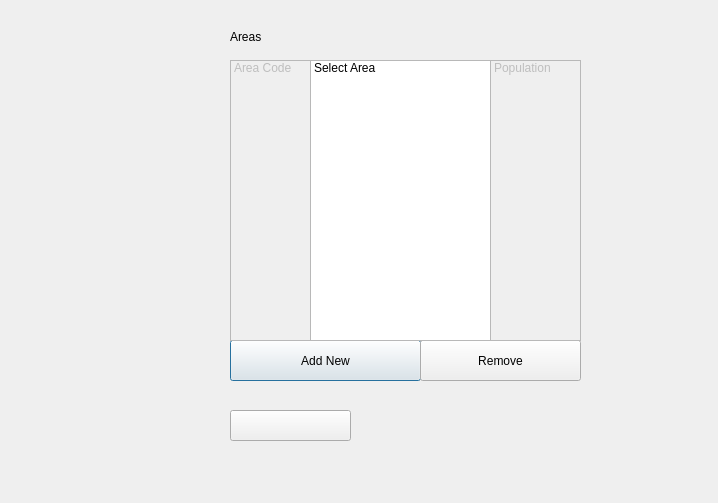
Above: manage_area.ui from tapish13031997/OVV before the change. Below: the same form after it.
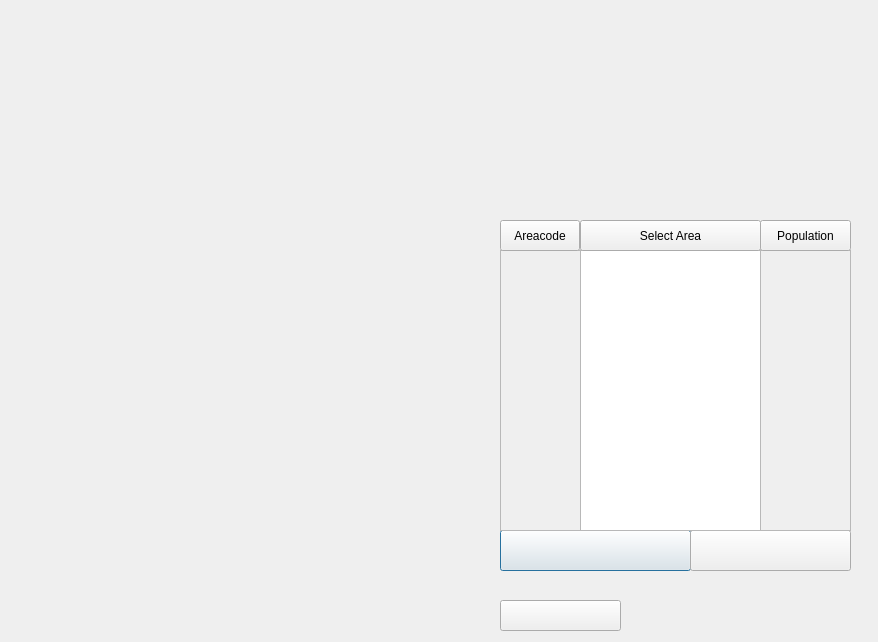
That is the form after the change. Icons and pictures are not drawn.

Patch:
```diff
--- a/manage_area.ui
+++ b/manage_area.ui
@@ -6,8 +6,8 @@
    <rect>
     <x>0</x>
     <y>0</y>
-    <width>718</width>
-    <height>503</height>
+    <width>878</width>
+    <height>642</height>
    </rect>
   </property>
   <property name="windowTitle">
@@ -16,62 +16,67 @@
   <widget class="QPushButton" name="insert_area">
    <property name="geometry">
     <rect>
-     <x>230</x>
-     <y>340</y>
+     <x>500</x>
+     <y>530</y>
      <width>191</width>
      <height>41</height>
     </rect>
    </property>
    <property name="text">
-    <string>Add New</string>
+    <string/>
+   </property>
+   <property name="icon">
+    <iconset resource="src/files.qrc">
+     <normaloff>:/button_add-area.png</normaloff>:/button_add-area.png</iconset>
+   </property>
+   <property name="iconSize">
+    <size>
+     <width>191</width>
+     <height>81</height>
+    </size>
    </property>
   </widget>
   <widget class="QPushButton" name="delete_area">
    <property name="geometry">
     <rect>
-     <x>420</x>
-     <y>340</y>
+     <x>690</x>
+     <y>530</y>
      <width>161</width>
      <height>41</height>
     </rect>
    </property>
    <property name="text">
-    <string>Remove</string>
+    <string/>
    </property>
-  </widget>
-  <widget class="QLabel" name="label">
-   <property name="geometry">
-    <rect>
-     <x>230</x>
-     <y>30</y>
-     <width>59</width>
-     <height>14</height>
-    </rect>
+   <property name="icon">
+    <iconset resource="src/files.qrc">
+     <normaloff>:/button_remove_area.png</normaloff>:/button_remove_area.png</iconset>
    </property>
-   <property name="text">
-    <string>Areas</string>
+   <property name="iconSize">
+    <size>
+     <width>191</width>
+     <height>41</height>
+    </size>
    </property>
   </widget>
   <widget class="QListWidget" name="area_list">
    <property name="geometry">
     <rect>
-     <x>310</x>
-     <y>60</y>
+     <x>580</x>
+     <y>250</y>
      <width>181</width>
      <height>281</height>
     </rect>
    </property>
-   <item>
-    <property name="text">
-     <string>Select Area</string>
-    </property>
-   </item>
+   <property name="styleSheet">
+    <string notr="true">font: 75 12pt &quot;Century Schoolbook L&quot;;</string>
+   </property>
   </widget>
   <widget class="QPushButton" name="back">
    <property name="geometry">
     <rect>
-     <x>230</x>
-     <y>410</y>
+     <x>500</x>
+     <y>600</y>
      <width>121</width>
      <height>31</height>
     </rect>
@@ -96,20 +101,18 @@
    </property>
    <property name="geometry">
     <rect>
-     <x>230</x>
-     <y>60</y>
+     <x>500</x>
+     <y>250</y>
      <width>81</width>
      <height>281</height>
     </rect>
    </property>
+   <property name="styleSheet">
+    <string notr="true">font: 75 12pt &quot;Century Schoolbook L&quot;;</string>
+   </property>
    <property name="sortingEnabled">
     <bool>false</bool>
    </property>
-   <item>
-    <property name="text">
-     <string>Area Code</string>
-    </property>
-   </item>
   </widget>
   <widget class="QListWidget" name="population">
    <property name="enabled">
@@ -117,17 +120,106 @@
    </property>
    <property name="geometry">
     <rect>
-     <x>490</x>
-     <y>60</y>
+     <x>760</x>
+     <y>250</y>
      <width>91</width>
      <height>281</height>
     </rect>
    </property>
-   <item>
-    <property name="text">
-     <string>Population</string>
-    </property>
-   </item>
+   <property name="styleSheet">
+    <string notr="true">font: 75 12pt &quot;Century Schoolbook L&quot;;</string>
+   </property>
+  </widget>
+  <widget class="QPushButton" name="pushButton">
+   <property name="geometry">
+    <rect>
+     <x>500</x>
+     <y>220</y>
+     <width>80</width>
+     <height>31</height>
+    </rect>
+   </property>
+   <property name="palette">
+    <palette>
+     <active/>
+     <inactive/>
+     <disabled/>
+    </palette>
+   </property>
+   <property name="styleSheet">
+    <string notr="true">font: 75 12pt &quot;Century Schoolbook L&quot;;</string>
+   </property>
+   <property name="text">
+    <string>Areacode</string>
+   </property>
+  </widget>
+  <widget class="QPushButton" name="pushButton_2">
+   <property name="geometry">
+    <rect>
+     <x>580</x>
+     <y>220</y>
+     <width>181</width>
+     <height>31</height>
+    </rect>
+   </property>
+   <property name="palette">
+    <palette>
+     <active/>
+     <inactive/>
+     <disabled/>
+    </palette>
+   </property>
+   <property name="styleSheet">
+    <string notr="true">font: 75 12pt &quot;Century Schoolbook L&quot;;</string>
+   </property>
+   <property name="text">
+    <string>Select Area</string>
+   </property>
+  </widget>
+  <widget class="QPushButton" name="pushButton_3">
+   <property name="geometry">
+    <rect>
+     <x>760</x>
+     <y>220</y>
+     <width>91</width>
+     <height>31</height>
+    </rect>
+   </property>
+   <property name="palette">
+    <palette>
+     <active/>
+     <inactive/>
+     <disabled/>
+    </palette>
+   </property>
+   <property name="styleSheet">
+    <string notr="true">font: 75 12pt &quot;Century Schoolbook L&quot;;</string>
+   </property>
+   <property name="text">
+    <string>Population</string>
+   </property>
+  </widget>
+  <widget class="QLabel" name="label">
+   <property name="geometry">
+    <rect>
+     <x>50</x>
+     <y>260</y>
+     <width>291</width>
+     <height>271</height>
+    </rect>
+   </property>
+   <property name="text">
+    <string/>
+   </property>
+   <property name="pixmap">
+    <pixmap resource="src/files.qrc">:/election_2016_1.jpg</pixmap>
+   </property>
+   <property name="scaledContents">
+    <bool>true</bool>
+   </property>
+   <property name="wordWrap">
+    <bool>false</bool>
+   </property>
   </widget>
  </widget>
  <resources>
```
